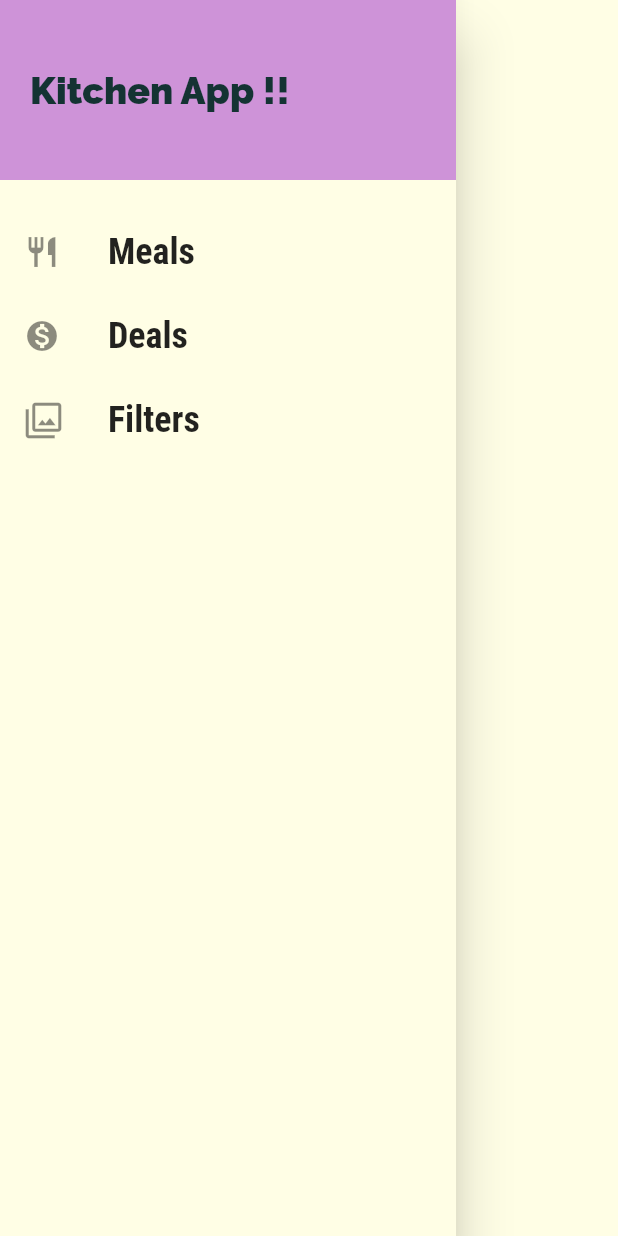
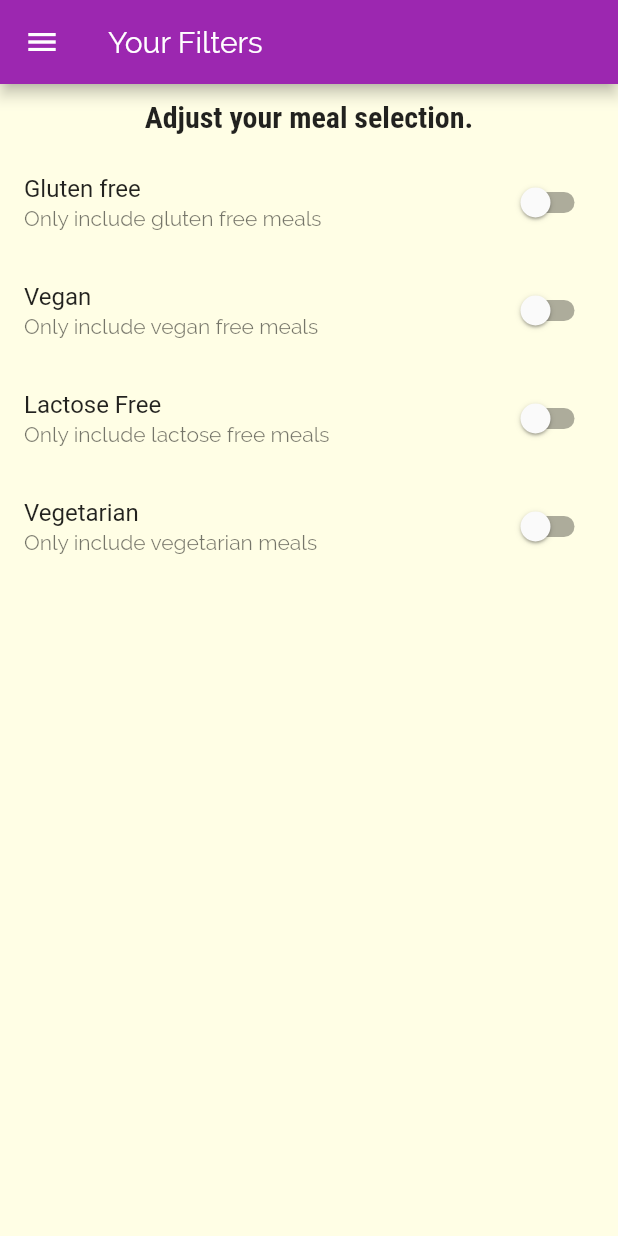
Before and after one commit to arbazadam/meals-app, a Flutter app: the MainDrawer widget shown alone on an empty page, opened directly, after a tap on "Filters", on a phone screen of 412 x 824 dp. Run offline on Flutter 3.47's test engine with Material 2 defaults, Android fonts, the phone set to English and light mode, and no system bars.

Commit message:
adding filter screen

```diff
--- a/lib/main.dart
+++ b/lib/main.dart
@@ -1,4 +1,6 @@
 import 'package:flutter/material.dart';
+import 'package:meals_app/screens/deals_screen.dart';
+import 'package:meals_app/screens/filters_screen.dart';
 import 'package:meals_app/screens/tabs_screen.dart';
 import './screens/meal_detail_screen.dart';
 import './screens/categories_screen.dart';
@@ -36,6 +38,8 @@ class MyApp extends StatelessWidget {
         '/': (ctx) => TabsScreen(),
         CategoriesMealsScreen.routeName: (ctx) => CategoriesMealsScreen(),
         MealDetails.routeName: (ctx) => MealDetails(),
+        DealsScreen.routeName: (ctx) => DealsScreen(),
+        FiltersScreen.routeName: (ctx) => FiltersScreen()
       },
     );
   }
--- a/lib/screens/categories_meals_screen.dart
+++ b/lib/screens/categories_meals_screen.dart
@@ -1,5 +1,5 @@
 import 'package:flutter/material.dart';
-import 'package:meals_app/widgets/meal_item.dart';
+import '../widgets/meal_item.dart';
 import '../data/dummy_data.dart';
 import '../models/Meal.dart';
 
--- a/lib/screens/favourites_screen.dart
+++ b/lib/screens/favourites_screen.dart
@@ -3,6 +3,6 @@ import 'package:flutter/material.dart';
 class FavouritesScreen extends StatelessWidget {
   @override
   Widget build(BuildContext context) {
-    return Container(child: Center(child: Text('Hello')));
+    return Container(child: Center(child: Text('Filters')));
   }
 }
--- /dev/null
+++ b/lib/screens/filters_screen.dart
@@ -0,0 +1,77 @@
+import 'package:flutter/material.dart';
+import 'package:meals_app/widgets/main_drawer.dart';
+
+class FiltersScreen extends StatefulWidget {
+  static final String routeName = "/filters";
+
+  @override
+  _FiltersScreenState createState() => _FiltersScreenState();
+}
+
+class _FiltersScreenState extends State<FiltersScreen> {
+  var _glutenFree = false;
+  var _isVegan = false;
+  var _isVegetarian = false;
+  var _isLactoseFree = false;
+  @override
+  Widget build(BuildContext context) {
+    return Scaffold(
+        drawer: MainDrawer(),
+        appBar: AppBar(
+          title: Text('Your Filters'),
+        ),
+        body: Column(
+          children: [
+            Container(
+              padding: EdgeInsets.all(10),
+              child: Text(
+                'Adjust your meal selection.',
+                style: Theme.of(context).textTheme.title,
+              ),
+            ),
+            Expanded(
+                child: ListView(children: [
+              SwitchListTile(
+                onChanged: (newVal) {
+                  setState(() {
+                    _glutenFree = newVal;
+                  });
+                },
+                title: Text('Gluten free'),
+                value: _glutenFree,
+                subtitle: Text('Only include gluten free meals'),
+              ),
+              _buildSwitchListTile(
+                  'Vegan', 'Only include vegan free meals', _isVegan, (newVal) {
+                setState(() {
+                  _isVegan = newVal;
+                });
+              }),
+              _buildSwitchListTile('Lactose Free',
+                  'Only include lactose free meals', _isLactoseFree, (newVal) {
+                setState(() {
+                  _isLactoseFree = newVal;
+                });
+              }),
+              _buildSwitchListTile(
+                  'Vegetarian', 'Only include vegetarian meals', _isVegetarian,
+                  (newVal) {
+                setState(() {
+                  _isVegetarian = newVal;
+                });
+              })
+            ]))
+          ],
+        ));
+  }
+
+  Widget _buildSwitchListTile(
+      String title, String subtitle, bool val, Function onChanged) {
+    return SwitchListTile(
+      value: val,
+      onChanged: onChanged,
+      title: Text(title),
+      subtitle: Text(subtitle),
+    );
+  }
+}
--- a/lib/widgets/main_drawer.dart
+++ b/lib/widgets/main_drawer.dart
@@ -1,7 +1,9 @@
 import 'package:flutter/material.dart';
+import 'package:meals_app/screens/deals_screen.dart';
+import 'package:meals_app/screens/filters_screen.dart';
 
 class MainDrawer extends StatelessWidget {
-  Widget buildListTile(IconData icon, String title) {
+  Widget buildListTile(IconData icon, String title, Function handleDraw) {
     return ListTile(
         leading: Icon(icon, size: 26),
         title: Text(title,
@@ -9,7 +11,7 @@ class MainDrawer extends StatelessWidget {
                 fontFamily: 'RobotoCondensed',
                 fontSize: 24,
                 fontWeight: FontWeight.w700)),
-        onTap: () {});
+        onTap: handleDraw);
   }
 
   @override
@@ -36,7 +38,9 @@ class MainDrawer extends StatelessWidget {
                   fontFamily: 'RobotoCondensed',
                   fontSize: 24,
                   fontWeight: FontWeight.w700)),
-          onTap: () {},
+          onTap: () {
+            Navigator.of(context).pushNamed("/");
+          },
         ),
         ListTile(
           leading: Icon(Icons.monetization_on),
@@ -45,9 +49,13 @@ class MainDrawer extends StatelessWidget {
                   fontFamily: 'RobotoCondensed',
                   fontSize: 24,
                   fontWeight: FontWeight.w700)),
-          onTap: () {},
+          onTap: () {
+            Navigator.of(context).pushNamed(DealsScreen.routeName);
+          },
         ),
-        buildListTile(Icons.filter, 'Filters'),
+        buildListTile(Icons.filter, 'Filters', () {
+          Navigator.of(context).pushNamed(FiltersScreen.routeName);
+        }),
       ],
     ));
   }
--- a/pubspec.yaml
+++ b/pubspec.yaml
@@ -24,6 +24,7 @@ dependencies:
   flutter:
     sdk: flutter
   intl: ^0.16.1
+
 
 
   # The following adds the Cupertino Icons font to your application.
```
Also changed, not shown: lib/screens/deals_screen.dart (added, +12 -0 lines), pubspec.lock.
